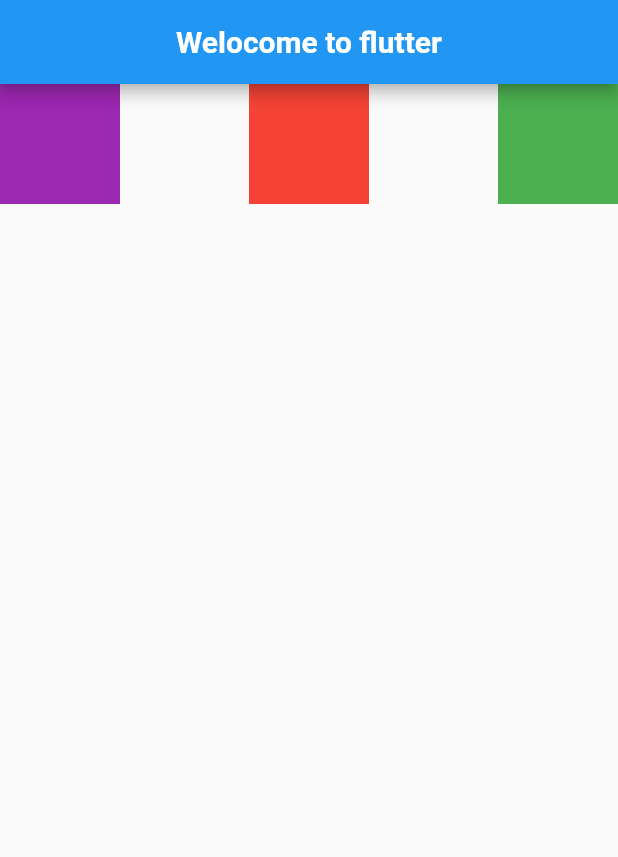
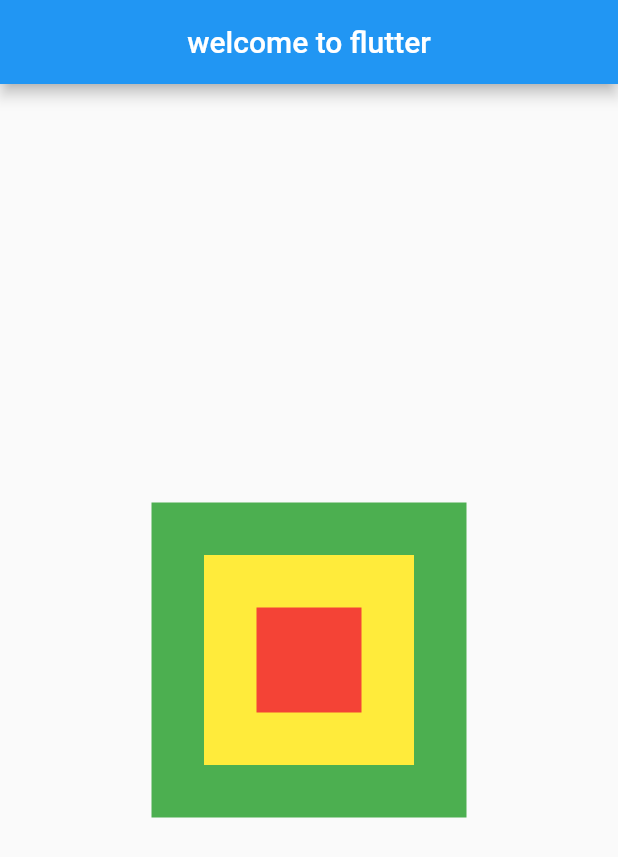
Before and after one commit to smailiAbdelkarim/Flutter-Learning, a Flutter app: the screen it shows after launch, on a phone screen of 412 x 824 dp. Shown: the top 857 px of the screen. Run offline on Flutter 3.47's test engine with Material 2 defaults, Android fonts, the phone set to English and light mode, and no system bars.

Commit message:
sizedBox and Stack widgets - children

```diff
--- a/sideBox/lib/main.dart
+++ b/sideBox/lib/main.dart
@@ -18,49 +18,53 @@ class homePage extends StatelessWidget{
   Widget build(BuildContext context) {
 
             return Scaffold(
-              body: Row(
-                mainAxisAlignment: MainAxisAlignment.spaceBetween,
+                appBar: AppBar(
+                  title: Text("welcome to flutter",
+                  ),
+                  centerTitle: true,
+                ),
+                body:Center(
+                  child:Stack(
+                  alignment: Alignment.center,
                   children: <Widget>[
                       SizedBox(
-                    height:80 ,
-                    width: 80,
-                    child: Container(
-                      color:Colors.purple
-                    ),
-                    ),
+                        width: 210,
+                        height:210,
+                        child:Container(
+                            color:Colors.green
+                            ,)
+                       ,),
                        SizedBox(
-                    height:80 ,
-                    width: 80,
-                    child: Container(
+                        width: 140,
+                        height:140,
+                        child:Container(
+                            color:Colors.yellow
+                            ,)
+                       ,),
+                       SizedBox(
+                        width: 70,
+                        height:70,
+                        child:Container(
                             color:Colors.red
-                    ),
-                    ),
-                    SizedBox(
-                    height:80 ,
-                    width: 80,
-                    child: Container(
-                      color:Colors.green
-                    ),
-                    )
+                            ,)
+                       ,)
+
 
 
                   ]
 
 
 
+                ,)
 
 
 
-              ,),
-              appBar: AppBar(
-              centerTitle: true,
-              title: Text("Welocome to flutter",
-              style:TextStyle(
-                  fontWeight:FontWeight.bold,
-                   )
-                ),
-              ),
+
+
+
+                ,)
               );
+
   }
 
 }
```
Lines whose indentation alone changed are shown as unchanged.
